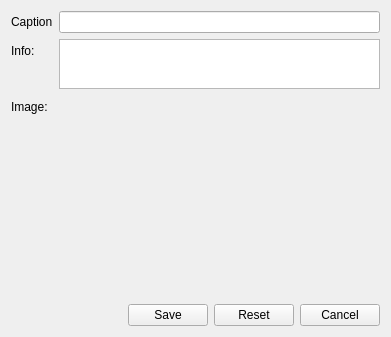
Old version of the form qt/apps/configurator/forms/picture_edit.ui in the repository Wolframe/qtClient.
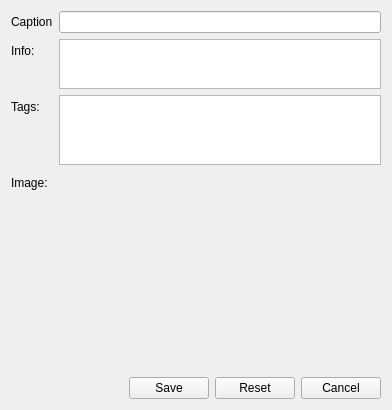
New version of the form. Custom widgets are drawn as their Qt base class.

Commit message: qtclient: showing tags per picture, not happy with the SQL statements used

Diff of the .ui file:
```diff
--- a/qt/apps/configurator/forms/picture_edit.ui
+++ b/qt/apps/configurator/forms/picture_edit.ui
@@ -6,8 +6,8 @@
    <rect>
     <x>0</x>
     <y>0</y>
-    <width>391</width>
-    <height>337</height>
+    <width>392</width>
+    <height>405</height>
    </rect>
   </property>
   <property name="windowTitle">
@@ -59,7 +59,7 @@
      </property>
     </widget>
    </item>
-   <item row="3" column="0" colspan="2">
+   <item row="4" column="0" colspan="2">
     <layout class="QHBoxLayout" name="horizontalLayout_2">
      <item>
       <spacer name="horizontalSpacer">
@@ -127,14 +127,14 @@
      </item>
     </layout>
    </item>
-   <item row="2" column="0">
+   <item row="3" column="0">
     <widget class="QLabel" name="label_image">
      <property name="text">
       <string>Image:</string>
      </property>
     </widget>
    </item>
-   <item row="2" column="1">
+   <item row="3" column="1">
     <widget class="PictureChooser" name="image">
      <property name="minimumSize">
       <size>
@@ -144,6 +144,37 @@
      </property>
     </widget>
    </item>
+   <item row="2" column="0">
+    <widget class="QLabel" name="label_tag">
+     <property name="text">
+      <string>Tags:</string>
+     </property>
+    </widget>
+   </item>
+   <item row="2" column="1">
+    <widget class="QTreeWidget" name="treeWidget">
+     <property name="selectionMode">
+      <enum>QAbstractItemView::MultiSelection</enum>
+     </property>
+     <property name="headerHidden">
+      <bool>true</bool>
+     </property>
+     <property name="expandsOnDoubleClick">
+      <bool>false</bool>
+     </property>
+     <property name="doctype" stdset="0">
+      <string>TagHierarchyRequest.simpleform</string>
+     </property>
+     <property name="rootelement" stdset="0">
+      <string>tag</string>
+     </property>
+     <column>
+      <property name="text">
+       <string>tag</string>
+      </property>
+     </column>
+    </widget>
+   </item>
   </layout>
  </widget>
  <customwidgets>
```
The commit also changes 2 other files.
